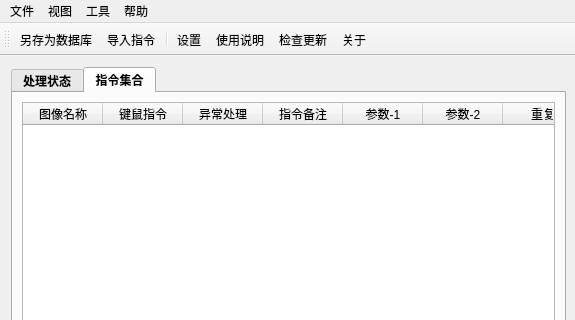
The window that 窗体/mainwindow.ui (FsterThanLight/automatic_clicker_2) describes before a commit, drawn with Qt 5; both pictures show x 0 to 575 and y 0 to 320 of the 575 by 687 pixel window.
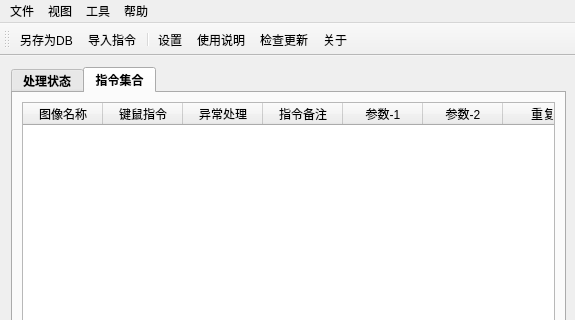
The same window after the commit. Icons and pictures are not drawn.

What changed in the file:
```diff
--- a/窗体/mainwindow.ui
+++ b/窗体/mainwindow.ui
@@ -1411,6 +1411,9 @@
    <addaction name="menu_2"/>
   </widget>
   <widget class="QToolBar" name="toolBar">
+   <property name="enabled">
+    <bool>true</bool>
+   </property>
    <property name="windowTitle">
     <string>toolBar</string>
    </property>
@@ -1461,7 +1464,7 @@
      <normaloff>:/按钮图标/窗体/res/保存.png</normaloff>:/按钮图标/窗体/res/保存.png</iconset>
    </property>
    <property name="text">
-    <string>另存为数据库</string>
+    <string>另存为DB</string>
    </property>
   </action>
   <action name="setting">
```
Left out of the diff: 33 changed lines with no effect on the pictures.
